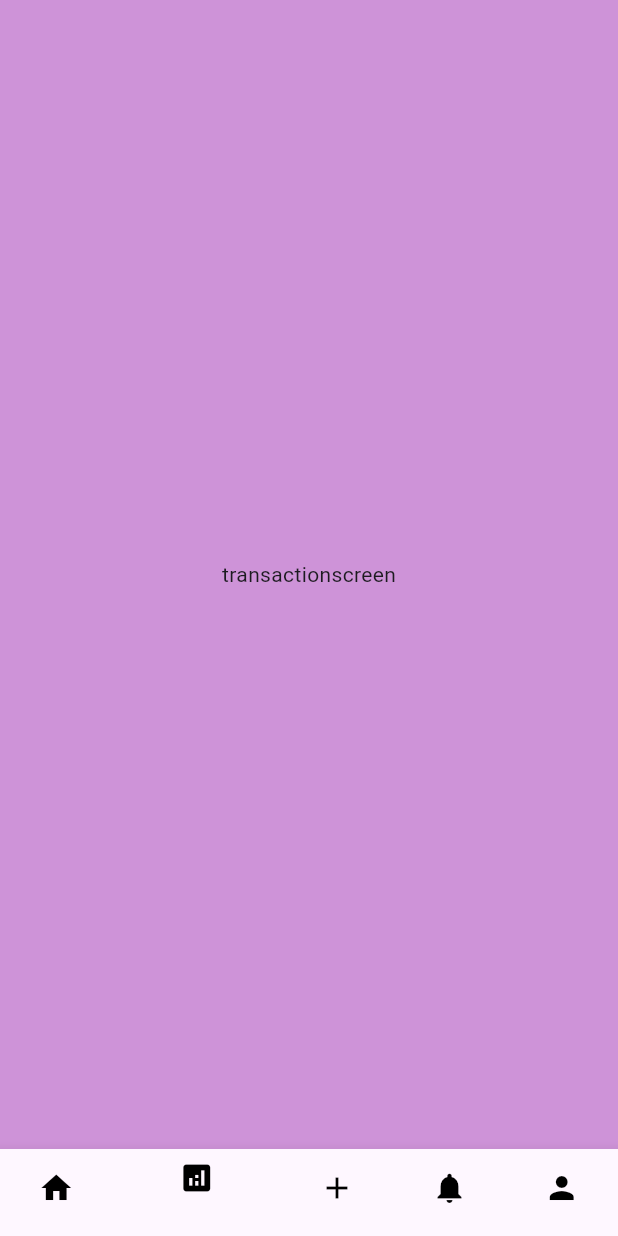
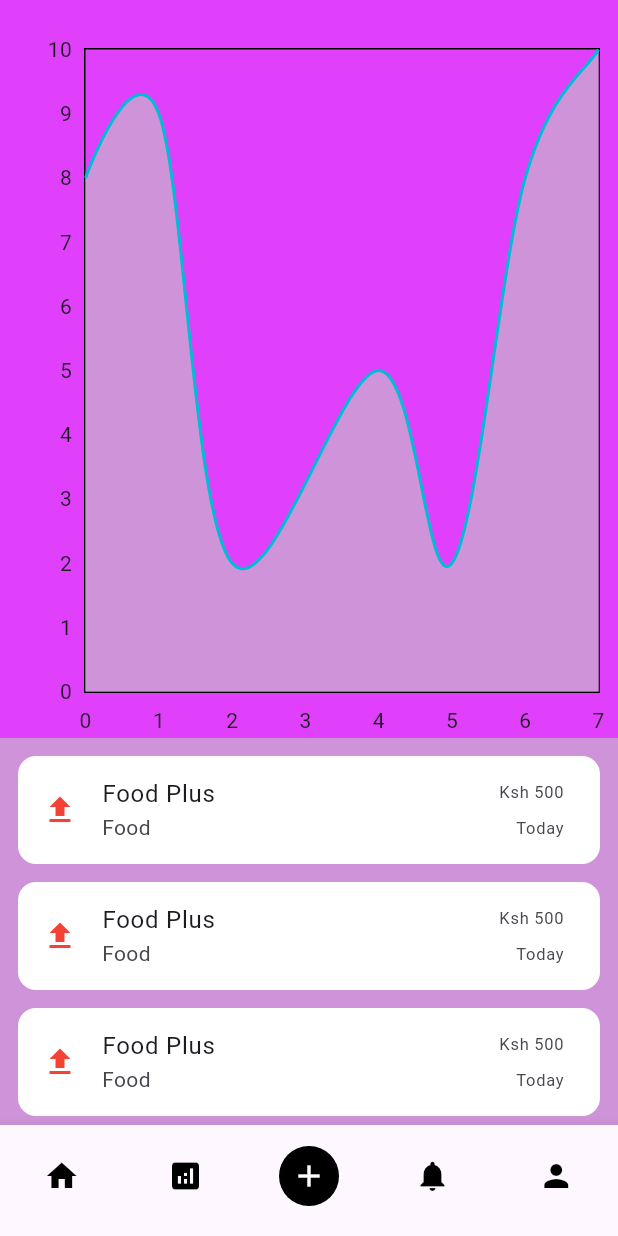
Before and after one commit to Cynthia-Chepkoech/CashCop, a Flutter app: the screen it shows after launch, item 2 of the bottom bar chosen, on a phone screen of 412 x 824 dp. Run offline on Flutter 3.47's test engine with Material 3 defaults, Android fonts, the phone set to English and light mode, and no system bars; drawn by our look-alikes of fl_chart; our stand-ins replace permission_handler; missing offline and left inert: dart:ffi, flutter_sms_inbox.

Commit message:
create graph

```diff
--- /dev/null
+++ b/lib/components/chart.dart
@@ -0,0 +1,40 @@
+import 'package:fl_chart/fl_chart.dart';
+import 'package:flutter/material.dart';
+
+class LineChartWidget extends StatelessWidget {
+  const LineChartWidget({super.key});
+
+  @override
+  Widget build(BuildContext context) {
+    return LineChart(
+      LineChartData(
+        minX: 0,
+        maxY: 10,
+        minY: 0,
+        maxX: 7,
+        titlesData: const FlTitlesData(
+            rightTitles: AxisTitles(sideTitles: SideTitles(showTitles: false)),
+            topTitles: AxisTitles(sideTitles: SideTitles(showTitles: false))),
+        gridData: const FlGridData(show: false),
+        borderData: FlBorderData(show: true, border: Border.all()),
+        lineBarsData: [
+          LineChartBarData(
+            belowBarData:
+                BarAreaData(show: true, color: Colors.purple.shade200),
+            isCurved: true,
+            dotData: const FlDotData(show: false),
+            spots: [
+              const FlSpot(0, 8),
+              const FlSpot(1, 9),
+              const FlSpot(2, 2),
+              const FlSpot(4, 5),
+              const FlSpot(5, 2),
+              const FlSpot(6, 8),
+              const FlSpot(7, 10),
+            ],
+          ),
+        ],
+      ),
+    );
+  }
+}
--- a/lib/main.dart
+++ b/lib/main.dart
@@ -13,13 +13,12 @@ class MyApp extends StatelessWidget {
   Widget build(BuildContext context) {
     return MaterialApp(
         title: 'CashCop',
+        debugShowCheckedModeBanner: false,
         theme: ThemeData(
-
           colorScheme: ColorScheme.fromSeed(seedColor: Colors.deepPurple),
           useMaterial3: true,
           fontFamily: 'Roboto',
         ),
-      home: const Homepage()
-    );
+        home: const Homepage());
   }
 }
--- a/lib/pages/homepage.dart
+++ b/lib/pages/homepage.dart
@@ -4,6 +4,7 @@ import 'package:cashcop/screens/notificationscreen.dart';
 import 'package:cashcop/screens/profilescreen.dart';
 import 'package:cashcop/screens/transactionscreen.dart';
 import 'package:flutter/material.dart';
+import 'package:flutter/widgets.dart';
 
 class Homepage extends StatefulWidget {
   const Homepage({super.key});
@@ -34,15 +35,26 @@ class _HomepageState extends State<Homepage> {
       body: screens[selectedIndex],
       bottomNavigationBar: BottomNavigationBar(
           currentIndex: selectedIndex,
+          showSelectedLabels: false,
+          showUnselectedLabels: false,
+          type: BottomNavigationBarType.fixed,
           onTap: changeTab,
-          items: const [
+          items: [
             BottomNavigationBarItem(
                 icon: Icon(Icons.home, color: Colors.black), label: "home"),
             BottomNavigationBarItem(
                 icon: Icon(Icons.analytics, color: Colors.black),
                 label: "transactions"),
             BottomNavigationBarItem(
-                icon: Icon(Icons.add, color: Colors.black), label: "add"),
+                icon: Container(
+                  height: 40,
+                  width: 40,
+                  decoration: BoxDecoration(
+                      color: Colors.black,
+                      borderRadius: BorderRadius.circular(20)),
+                  child: Icon(Icons.add, color: Colors.white),
+                ),
+                label: "add"),
             BottomNavigationBarItem(
                 icon: Icon(Icons.notifications, color: Colors.black),
                 label: "notifications"),
--- a/lib/screens/transactionscreen.dart
+++ b/lib/screens/transactionscreen.dart
@@ -1,12 +1,66 @@
+import 'package:cashcop/components/transactioncard.dart';
+import 'package:cashcop/components/chart.dart';
 import 'package:flutter/material.dart';
+import 'package:flutter/widgets.dart';
 
 class Transactions extends StatelessWidget {
   const Transactions({super.key});
 
   @override
   Widget build(BuildContext context) {
-    return const Center(
-      child:Text("transactionscreen")
+    return Column(
+      children: [
+        Expanded(
+          flex: 2,
+          child: Container(
+            padding: const EdgeInsets.only(top: 32, left: 12, right: 12),
+            color: Colors.purpleAccent,
+            child: const Center(child: LineChartWidget()),
+          ),
+        ),
+        SizedBox(
+          height: 12,
+        ),
+        const Expanded(
+          flex: 1,
+          child: SingleChildScrollView(
+            padding: EdgeInsets.symmetric(horizontal: 12),
+            child: Column(
+              children: [
+                TransactionCard(
+                    icon: Icon(
+                      Icons.upload,
+                      color: Colors.red,
+                    ),
+                    title: "Food Plus",
+                    subtitle: "Food",
+                    day: "Today",
+                    amount: "Ksh 500"),
+                SizedBox(height: 12),
+                TransactionCard(
+                    icon: Icon(
+                      Icons.upload,
+                      color: Colors.red,
+                    ),
+                    title: "Food Plus",
+                    subtitle: "Food",
+                    day: "Today",
+                    amount: "Ksh 500"),
+                SizedBox(height: 12),
+                TransactionCard(
+                    icon: Icon(
+                      Icons.upload,
+                      color: Colors.red,
+                    ),
+                    title: "Food Plus",
+                    subtitle: "Food",
+                    day: "Today",
+                    amount: "Ksh 500"),
+              ],
+            ),
+          ),
+        ),
+      ],
     );
   }
 }
```
Also changed, not shown: lib/functions/sms_text.dart (added, +111 -0 lines). Lines whose indentation alone changed are shown as unchanged.
